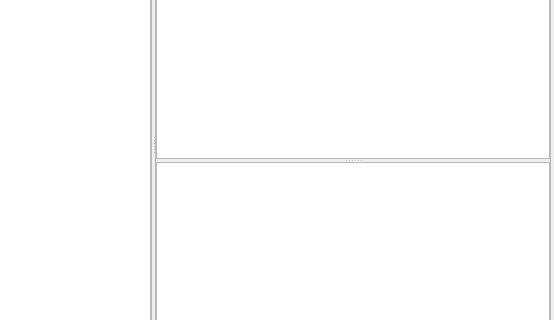
Above: Tools/ResourceEditor/DataQt/materialeditor.ui from xaoctech/dava.engine before the change; both pictures show x 247 to 801 and y 159 to 479 of the 801 by 573 pixel window. Below: the same form after it.
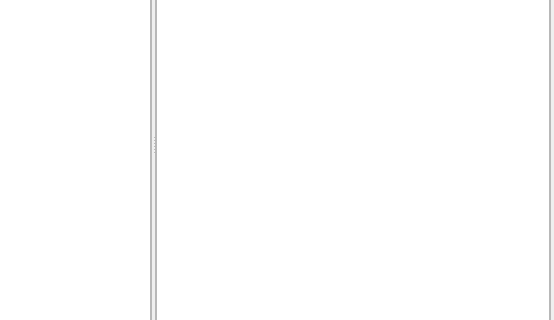
That is the form after the change. Icons and pictures are not drawn. Custom widgets are drawn as their Qt base class.

Commit message: [DF-2842] Merged material textures, properties and flags into single property editor.

Diff of the .ui file:
```diff
--- a/Tools/ResourceEditor/DataQt/materialeditor.ui
+++ b/Tools/ResourceEditor/DataQt/materialeditor.ui
@@ -133,20 +133,7 @@
         </widget>
        </item>
        <item>
-        <widget class="QSplitter" name="splitter_2">
-         <property name="orientation">
-          <enum>Qt::Vertical</enum>
-         </property>
-         <property name="handleWidth">
-          <number>3</number>
-         </property>
-         <widget class="QtPropertyEditor" name="materialProperty"/>
-         <widget class="QtPropertyEditor" name="materialTexture">
-          <attribute name="headerVisible">
-           <bool>false</bool>
-          </attribute>
-         </widget>
-        </widget>
+        <widget class="QtPropertyEditor" name="materialProperty"/>
        </item>
       </layout>
      </widget>
```
The commit also changes 2 other files.
